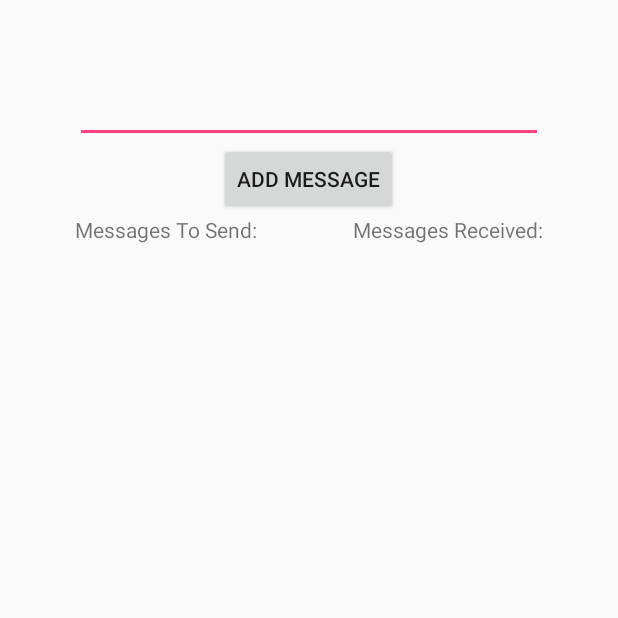
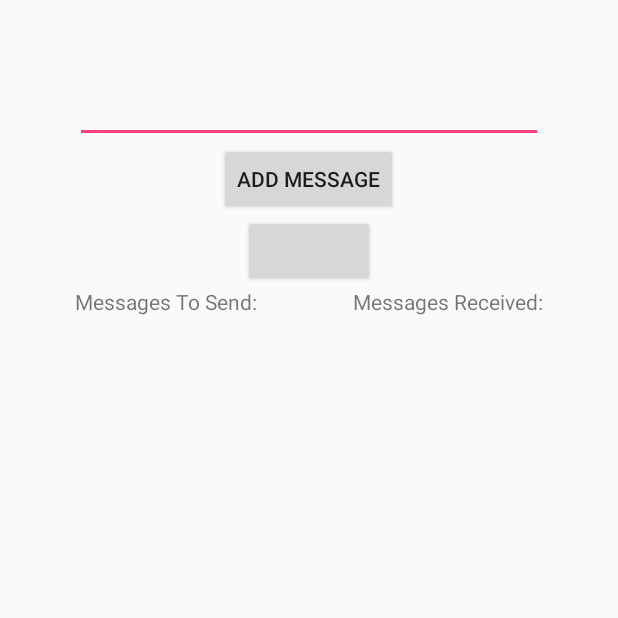
Before and after one commit to b-czaszynski/thresholdBC, an Android app: the screen it shows after launch (KeySharing), after a tap on "ADD MESSAGE", on a phone screen of 412 x 824 dp, the top half of it. Run offline under Robolectric (Android 15) with nearby library versions, the light colour scheme and no system bars.

Commit message:
Initial version sharing

```diff
--- a/android/app/src/main/java/com/codahale/shamir/Scheme.java
+++ b/android/app/src/main/java/com/codahale/shamir/Scheme.java
@@ -127,7 +127,7 @@ public class Scheme {
         if(length == -1){
           length = by.length;
         }else{
-          checkArgument(length != by.length, "Varying lengths of part values");
+          checkArgument(length == by.length, "Varying lengths of part values length 1:" + length + " length 2: " + by.length);
         }
     }
     final byte[] secret = new byte[length];
--- a/android/app/src/main/java/org/blockchainbeasts/passbuddies/KeySharing.java
+++ b/android/app/src/main/java/org/blockchainbeasts/passbuddies/KeySharing.java
@@ -16,14 +16,19 @@ import android.widget.EditText;
 import android.widget.TextView;
 import android.widget.Toast;
 
+import com.codahale.shamir.Scheme;
+
 import java.nio.charset.Charset;
 import java.util.ArrayList;
+import java.util.HashMap;
+import java.util.Map;
 
 public class KeySharing extends Activity
         implements NfcAdapter.OnNdefPushCompleteCallback,
         NfcAdapter.CreateNdefMessageCallback {
-    private ArrayList<String> messagesToSendArray = new ArrayList<>();
-    private ArrayList<String> messagesReceivedArray = new ArrayList<>();
+    private ArrayList<byte[]> messagesToSendArray = new ArrayList<>();
+    private ArrayList<byte[]> messagesReceivedArray = new ArrayList<>();
+    private byte[] myShare;
 
     private EditText txtBoxAddMessage;
     private TextView txtReceivedMessages;
@@ -32,13 +37,26 @@ public class KeySharing extends Activity
     private NfcAdapter mNfcAdapter;
 
     public void addMessage(View view) {
-        String newMessage = txtBoxAddMessage.getText().toString();
-        messagesToSendArray.add(newMessage);
-
+        byte[] newMessage = txtBoxAddMessage.getText().toString().getBytes();
+        Scheme scheme = new Scheme(2, 2);
+        Map<Integer, byte[]> shares = scheme.split(newMessage);
+        if(shares.get(1) != null) {
+            messagesToSendArray.add(shares.get(1));
+        }
+        if(shares.get(2) != null){
+            myShare = shares.get(2);
+        }
         txtBoxAddMessage.setText(null);
         updateTextViews();
 
         Toast.makeText(this, "Added Message", Toast.LENGTH_LONG).show();
+    }
+
+    public void sendBackReceivedMessages(View view) {
+        for(byte[] bytes : messagesReceivedArray){
+            messagesToSendArray.add(bytes);
+        }
+        Toast.makeText(this, "Send back secret", Toast.LENGTH_LONG).show();
     }
 
 
@@ -46,7 +64,7 @@ public class KeySharing extends Activity
         txtMessagesToSend.setText("Messages To Send:\n");
         if(messagesToSendArray.size() > 0) {
             for (int i = 0; i < messagesToSendArray.size(); i++) {
-                txtMessagesToSend.append(messagesToSendArray.get(i));
+                txtMessagesToSend.append(new String(messagesToSendArray.get(i)));
                 txtMessagesToSend.append("\n");
             }
         }
@@ -54,7 +72,7 @@ public class KeySharing extends Activity
         txtReceivedMessages.setText("Messages Received:\n");
         if (messagesReceivedArray.size() > 0) {
             for (int i = 0; i < messagesReceivedArray.size(); i++) {
-                txtReceivedMessages.append(messagesReceivedArray.get(i));
+                txtReceivedMessages.append(new String(messagesReceivedArray.get(i)));
                 txtReceivedMessages.append("\n");
             }
         }
@@ -64,16 +82,16 @@ public class KeySharing extends Activity
     public void onSaveInstanceState(Bundle savedInstanceState) {
         if (savedInstanceState == null) return;
         super.onSaveInstanceState(savedInstanceState);
-        savedInstanceState.putStringArrayList("messagesToSend", messagesToSendArray);
-        savedInstanceState.putStringArrayList("lastMessagesReceived",messagesReceivedArray);
+//        savedInstanceState.putByteArrayArrayList("messagesToSend", messagesToSendArray);
+//        savedInstanceState.putStringArrayList("lastMessagesReceived",messagesReceivedArray);
     }
 
     @Override
     public void onRestoreInstanceState(Bundle savedInstanceState) {
         if (savedInstanceState == null) return;
         super.onRestoreInstanceState(savedInstanceState);
-        messagesToSendArray = savedInstanceState.getStringArrayList("messagesToSend");
-        messagesReceivedArray = savedInstanceState.getStringArrayList("lastMessagesReceived");
+//        messagesToSendArray = savedInstanceState.getStringArrayList("messagesToSend");
+//        messagesReceivedArray = savedInstanceState.getStringArrayList("lastMessagesReceived");
     }
 
     @Override
@@ -128,8 +146,7 @@ public class KeySharing extends Activity
         NdefRecord[] records = new NdefRecord[messagesToSendArray.size() + 1];
 
         for (int i = 0; i < messagesToSendArray.size(); i++){
-            byte[] payload = messagesToSendArray.get(i).
-                    getBytes(Charset.forName("UTF-8"));
+            byte[] payload = messagesToSendArray.get(i);
 
             NdefRecord record = NdefRecord.createMime("text/plain",payload);
             records[i] = record;
@@ -152,12 +169,23 @@ public class KeySharing extends Activity
                 NdefRecord[] attachedRecords = receivedMessage.getRecords();
 
                 for (NdefRecord record:attachedRecords) {
-                    String string = new String(record.getPayload());
-                    if (string.equals(getPackageName())) { continue; }
-                    messagesReceivedArray.add(string);
+                    byte[] buddySecret = record.getPayload();
+                    if (new String(buddySecret).equals(getPackageName())) {
+                        continue;
+                    }
+                    System.out.println(new String(myShare) +  " Is my share");
+                    if(myShare!=null) {
+                        Scheme scheme = new Scheme(2, 2);
+                        Map<Integer, byte[]> map = new HashMap<>();
+                        map.put(1, buddySecret);
+                        map.put(2, myShare);
+                        byte[] secret = scheme.join(map);
+                        Toast.makeText(this, "Recovered secret" + new String(secret), Toast.LENGTH_LONG);
+                        System.out.println("Recovered secret" + new String(secret));
+                    }else{
+                        messagesReceivedArray.add(buddySecret);
+                    }
                 }
-                Toast.makeText(this, "Received " + messagesReceivedArray.size() +
-                        " Messages", Toast.LENGTH_LONG).show();
                 updateTextViews();
             }
             else {
--- a/android/app/src/main/res/layout/activity_key_sharing.xml
+++ b/android/app/src/main/res/layout/activity_key_sharing.xml
@@ -17,11 +17,20 @@
         android:layout_below="@+id/txtBoxAddMessage"
         android:layout_centerHorizontal="true" />
 
+    <Button
+        android:id="@+id/sendBackReceivedMessages"
+        android:layout_width="wrap_content"
+        android:layout_height="wrap_content"
+        android:onClick="sendBackReceivedMessages"
+        android:layout_below="@+id/buttonAddMessage"
+        android:layout_centerHorizontal="true" />
+
+
     <TextView
         android:id="@+id/txtMessagesReceived"
         android:layout_width="wrap_content"
         android:layout_height="wrap_content"
-        android:layout_below="@+id/buttonAddMessage"
+        android:layout_below="@+id/sendBackReceivedMessages"
         android:layout_alignParentEnd="true"
         android:layout_alignParentRight="true"/>
 
```
